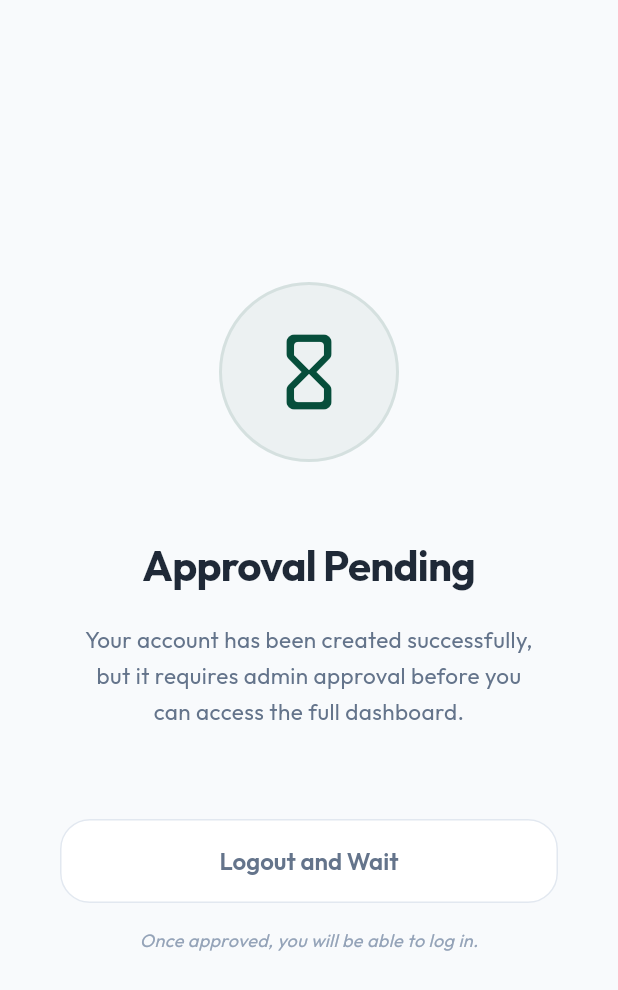
After one commit to omsingh10/sore-tome, a Flutter app: the PendingApprovalScreen screen opened directly, on a phone screen of 412 x 824 dp. The commit adds this screen. Shown: the top 990 px of the screen. Run offline on Flutter 3.47's test engine with Material 3 defaults, Android fonts, the phone set to English and light mode, and no system bars; our stand-ins replace cloud_firestore, firebase_core, flutter_animate, flutter_riverpod, google_fonts, shared_preferences; accounts and stored records are empty; generated files the repository leaves out were written again.

Commit message:
feat: implement AuthGuard routing and PendingApproval screen

```diff
--- a/sero/lib/app/app.dart
+++ b/sero/lib/app/app.dart
@@ -7,6 +7,7 @@ import '../screens/issues/post_issue_screen.dart';
 import '../screens/admin/post_notice_screen.dart';
 import '../screens/admin/manage_issues_screen.dart';
 import '../screens/splash_screen.dart';
+import '../widgets/auth_guard.dart'; // [NEW] Added for screen-level authorization
 
 class SocietyApp extends StatelessWidget {
   const SocietyApp({super.key});
@@ -22,11 +23,22 @@ class SocietyApp extends StatelessWidget {
         '/splash':            (_) => const SplashScreen(),
         '/login':             (_) => const LoginScreen(),
         '/register':          (_) => const RegisterScreen(),
-        '/home':              (_) => const MainShell(),
-        '/admin':             (_) => const MainShell(),
-        '/post-issue':        (_) => const PostIssueScreen(),
-        '/admin/post-notice': (_) => const PostNoticeScreen(),
-        '/admin/manage-issues': (_) => const ManageIssuesScreen(),
+
+        // --- PROTECTED ROUTES ---
+        '/home':              (_) => const AuthGuard(child: MainShell()),
+        '/admin':             (_) => const AuthGuard(
+                                      allowedRoles: ['main_admin', 'treasurer', 'secretary'],
+                                      child: MainShell(),
+                                    ),
+        '/post-issue':        (_) => const AuthGuard(child: PostIssueScreen()),
+        '/admin/post-notice': (_) => const AuthGuard(
+                                      allowedRoles: ['main_admin', 'secretary'],
+                                      child: PostNoticeScreen(),
+                                    ),
+        '/admin/manage-issues': (_) => const AuthGuard(
+                                      allowedRoles: ['main_admin', 'secretary'],
+                                      child: ManageIssuesScreen(),
+                                    ),
       },
     );
   }
--- /dev/null
+++ b/sero/lib/screens/auth/pending_approval_screen.dart
@@ -0,0 +1,82 @@
+import 'package:flutter/material.dart';
+import 'package:flutter_riverpod/flutter_riverpod.dart';
+import 'package:google_fonts/google_fonts.dart';
+import '../../providers/auth_provider.dart';
+import '../../app/theme.dart';
+
+class PendingApprovalScreen extends ConsumerWidget {
+  const PendingApprovalScreen({super.key});
+
+  @override
+  Widget build(BuildContext context, WidgetRef ref) {
+    return Scaffold(
+      body: Center(
+        child: Padding(
+          padding: const EdgeInsets.symmetric(horizontal: 40),
+          child: Column(
+            mainAxisAlignment: MainAxisAlignment.center,
+            children: [
+              Container(
+                width: 120,
+                height: 120,
+                decoration: BoxDecoration(
+                  color: kPrimaryGreen.withOpacity(0.05),
+                  shape: BoxShape.circle,
+                  border: Border.all(color: kPrimaryGreen.withOpacity(0.1), width: 2),
+                ),
+                child: const Icon(
+                  Icons.hourglass_empty_rounded,
+                  size: 60,
+                  color: kPrimaryGreen,
+                ),
+              ),
+              const SizedBox(height: 48),
+              Text(
+                'Approval Pending',
+                style: GoogleFonts.outfit(
+                  fontSize: 28,
+                  fontWeight: FontWeight.w700,
+                  color: const Color(0xFF1F2937),
+                  letterSpacing: -0.5,
+                ),
+              ),
+              const SizedBox(height: 16),
+              Text(
+                'Your account has been created successfully,\nbut it requires admin approval before you\ncan access the full dashboard.',
+                textAlign: TextAlign.center,
+                style: GoogleFonts.outfit(
+                  fontSize: 15,
+                  color: const Color(0xFF64748B),
+                  height: 1.6,
+                ),
+              ),
+              const SizedBox(height: 60),
+              SizedBox(
+                width: double.infinity,
+                child: ElevatedButton(
+                  onPressed: () => ref.read(authProvider.notifier).logout(),
+                  style: ElevatedButton.styleFrom(
+                    backgroundColor: Colors.white,
+                    foregroundColor: const Color(0xFF64748B),
+                    side: const BorderSide(color: Color(0xFFE2E8F0)),
+                    elevation: 0,
+                  ),
+                  child: const Text('Logout and Wait'),
+                ),
+              ),
+              const SizedBox(height: 16),
+              const Text(
+                'Once approved, you will be able to log in.',
+                style: TextStyle(
+                  fontSize: 12,
+                  color: Color(0xFF94A3B8),
+                  fontStyle: FontStyle.italic,
+                ),
+              ),
+            ],
+          ),
+        ),
+      ),
+    );
+  }
+}
--- a/sero/lib/screens/splash_screen.dart
+++ b/sero/lib/screens/splash_screen.dart
@@ -38,6 +38,8 @@ class _SplashScreenState extends ConsumerState<SplashScreen> {
     if (userAsync is AsyncData) {
       final user = userAsync.value;
       if (user != null) {
+        // We always go to /home; AuthGuard there will now handle
+        // status checks (pending) and role checks.
         Navigator.pushReplacementNamed(context, '/home');
       } else {
         Navigator.pushReplacementNamed(context, '/login');
```
Also changed, not shown: sero/lib/widgets/auth_guard.dart (added, +87 -0 lines).
